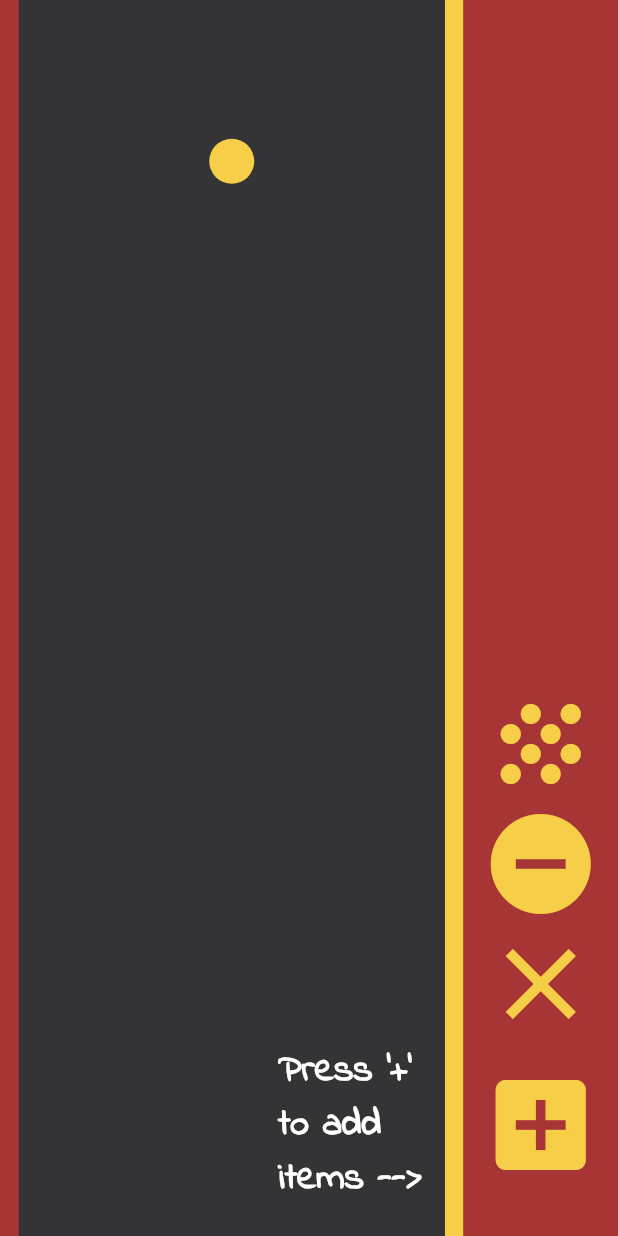
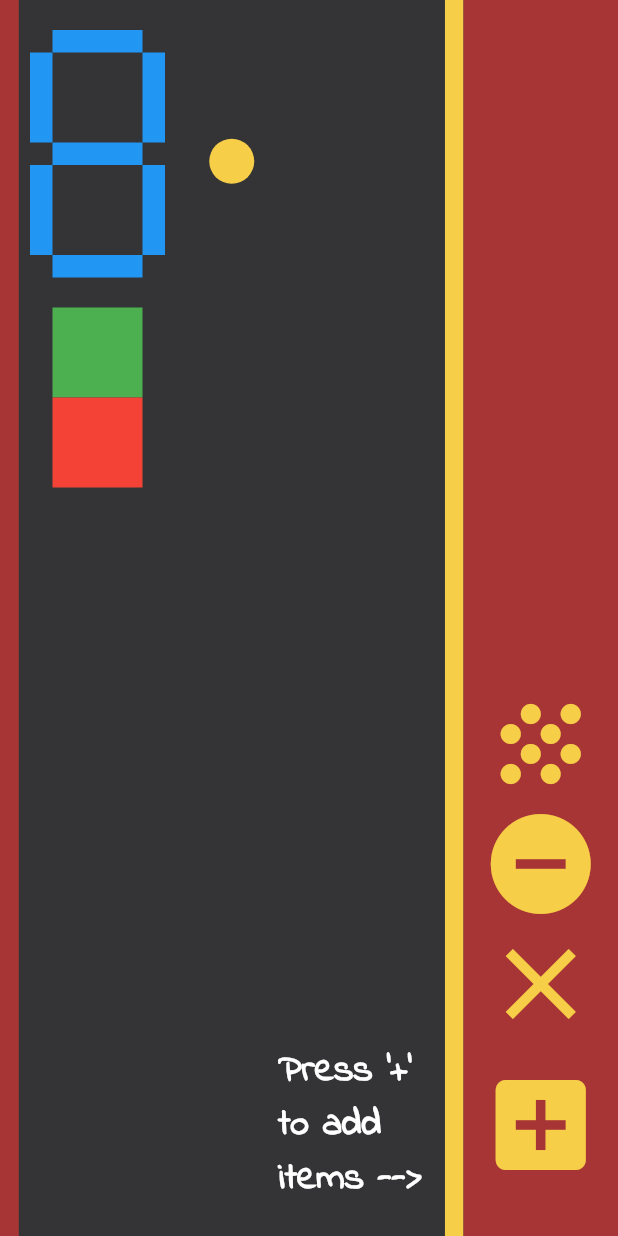
Before and after one commit to burhanhaq/ProductivePomo, a Flutter app: the first screen one second after launch, on a phone screen of 412 x 824 dp. Run offline on Flutter 3.47's test engine with Material 2 defaults, Android fonts, the phone set to English and light mode, and no system bars; our stand-ins replace shared_preferences.

Commit message:
Added long_bars_digital_clock.dart but gonna try to make another one

```diff
--- a/lib/constants.dart
+++ b/lib/constants.dart
@@ -18,6 +18,10 @@ const kScore = TextStyle(
   letterSpacing: 1.0,
 );
 
+const kLong = 60.0;
+const kShort = 15.0;
+const kRotOffset = kShort / 2;
+
 const double kEndSpacing = 30.0;
 const Color grey = Color(0xff343437);
 const Color yellow = Color(0xffF7CE47);
--- a/lib/screens/home_screen.dart
+++ b/lib/screens/home_screen.dart
@@ -8,6 +8,7 @@ import '../widgets/card_tile.dart';
 import '../card_state.dart';
 import '../models/card_model.dart';
 import '../shared_pref.dart';
+import '../widgets/long_bars_digital_clock.dart';
 
 class Home extends StatefulWidget {
   static final id = 'Home';
@@ -48,8 +49,7 @@ class _HomeState extends State<Home> with TickerProviderStateMixin {
         setState(() {});
       })
       ..addStatusListener((status) {
-        setState(() {
-        });
+        setState(() {});
       });
 
     deleteSectionController = AnimationController(
@@ -64,8 +64,7 @@ class _HomeState extends State<Home> with TickerProviderStateMixin {
         setState(() {});
       })
       ..addStatusListener((status) {
-        setState(() {
-        });
+        setState(() {});
       });
 
     progressIndicatorController = AnimationController(
@@ -146,7 +145,7 @@ class _HomeState extends State<Home> with TickerProviderStateMixin {
               children: <Widget>[
                 Flexible(
                   child: Stack(
-                    alignment: Alignment.centerRight,
+                    alignment: Alignment.center,
                     children: <Widget>[
                       GestureDetector(
                         onTap: () {
@@ -165,13 +164,16 @@ class _HomeState extends State<Home> with TickerProviderStateMixin {
                           offstage: false,
 //                          offstage: !cardState.progressIndicator,
                           child: Transform.translate(
-                            offset: Offset(0,
+                            offset: Offset(
+                                0,
 //                                progressIndicatorAnimation.value < 0.5
 //                                    ? 40 * progressIndicatorAnimation.value
 //                                    : 40 * (1-progressIndicatorAnimation.value),
                                 0),
                             child: Transform.scale(
-                              scale: progressIndicator ? 2 * progressIndicatorAnimation.value : 0,
+                              scale: progressIndicator
+                                  ? 2 * progressIndicatorAnimation.value
+                                  : 0,
                               child: Container(
                                 height: 15,
                                 width: 15,
@@ -184,10 +186,13 @@ class _HomeState extends State<Home> with TickerProviderStateMixin {
                           ),
                         ),
                       ),
-                      Container(
-                        height: double.infinity,
-                        width: MediaQuery.of(context).size.width * 0.03,
-                        color: yellow,
+                      Positioned(
+                        right: 0,
+                        child: Container(
+                          height: MediaQuery.of(context).size.height,
+                          width: MediaQuery.of(context).size.width * 0.03,
+                          color: yellow,
+                        ),
                       ),
                       Positioned(
                         left: 0,
@@ -211,6 +216,13 @@ class _HomeState extends State<Home> with TickerProviderStateMixin {
                               0),
                           child: DeleteCardSection(),
                         ),
+                      ),
+                      Positioned(
+                        top: 20,
+                        left: 20,
+//                        right: 0,
+//                        bottom: 0,
+                        child: LongBarsDigitalClock(),
                       ),
                     ],
                   ),
--- a/lib/widgets/digital_clock.dart
+++ /dev/null
@@ -1,14 +0,0 @@
-import 'package:flutter/material.dart';
-
-
-class DigitalClock extends StatefulWidget {
-  @override
-  _DigitalClockState createState() => _DigitalClockState();
-}
-
-class _DigitalClockState extends State<DigitalClock> {
-  @override
-  Widget build(BuildContext context) {
-    return Container();
-  }
-}
--- /dev/null
+++ b/lib/widgets/long_bars_digital_clock.dart
@@ -0,0 +1,162 @@
+import 'package:flutter/material.dart';
+import 'dart:math' as math;
+
+import '../constants.dart';
+
+class LongBarsDigitalClock extends StatefulWidget {
+  @override
+  _LongBarsDigitalClockState createState() => _LongBarsDigitalClockState();
+}
+
+class _LongBarsDigitalClockState extends State<LongBarsDigitalClock>
+    with TickerProviderStateMixin {
+  AnimationController conTRU;
+  Animation aniTRU;
+  AnimationController conTRD;
+  Animation aniTRD;
+
+//  AnimationStatus sta = AnimationStatus.dismissed;
+
+  @override
+  void initState() {
+    super.initState();
+    conTRU = AnimationController(
+      vsync: this,
+      duration: Duration(milliseconds: 800),
+    );
+    aniTRU = Tween(begin: 0.0, end: math.pi / 2).animate(conTRU)
+      ..addListener(() {
+        setState(() {});
+      });
+    conTRD = AnimationController(
+      vsync: this,
+      duration: Duration(milliseconds: 800),
+    );
+    aniTRD = Tween(begin: 0.0, end: math.pi / 2).animate(conTRD)
+      ..addListener(() {
+        setState(() {});
+      });
+  }
+
+  @override
+  Widget build(BuildContext context) {
+    return Column(
+      children: <Widget>[
+        Container(
+          width: kLong + 2 * kShort,
+          child: Column(
+//              mainAxisAlignment: MainAxisAlignment.center,
+            children: [
+              Row(
+                // 1
+                children: [
+                  EmptyContainer(),
+                  RowContainer(),
+                  EmptyContainer(),
+                ],
+              ),
+              Row(
+                // 2
+                children: [
+                  ColContainer(),
+                  Expanded(child: Container()),
+                  Transform.rotate(
+                    angle: aniTRU.value,
+                    alignment: Alignment.topCenter,
+                    origin: Offset(0, -kRotOffset),
+                    child: Transform.rotate(
+                      angle: aniTRD.value,
+                      alignment: Alignment.bottomCenter,
+                      origin: Offset(0, kRotOffset),
+                      child: ColContainer(),
+                    ),
+                  ),
+                ],
+              ),
+              Row(
+                // 3
+                children: [
+                  EmptyContainer(),
+                  RowContainer(),
+                  EmptyContainer(),
+                ],
+              ),
+              Row(
+                // 4
+                children: [
+                  ColContainer(),
+                  Expanded(child: Container()),
+                  ColContainer(),
+                ],
+              ),
+              Row(
+                // 5
+                children: [
+                  EmptyContainer(),
+                  RowContainer(),
+                  EmptyContainer(),
+                ],
+              ),
+            ],
+          ),
+        ),
+        SizedBox(height: 20),
+        GestureDetector(
+            onTap: () {
+              if (conTRU.isCompleted) {
+                print('reverse');
+                conTRU.reverse();
+              } else {
+                print('forward');
+                conTRU.forward();
+              }
+            },
+            child: Container(height: 60, width: 60, color: Colors.green)),
+        GestureDetector(
+            onTap: () {
+              if (conTRD.isCompleted) {
+                print('reverse');
+                conTRD.reverse();
+              } else {
+                print('forward');
+                conTRD.forward();
+              }
+            },
+            child: Container(height: 60, width: 60, color: Colors.red)),
+      ],
+    );
+  }
+}
+
+class RowContainer extends StatelessWidget {
+  @override
+  Widget build(BuildContext context) {
+    return Container(
+      height: kShort,
+      width: kLong,
+      color: blue,
+    );
+  }
+}
+
+class ColContainer extends StatelessWidget {
+  @override
+  Widget build(BuildContext context) {
+    return Container(
+      height: kLong,
+      width: kShort,
+      color: blue,
+    );
+  }
+}
+
+class EmptyContainer extends StatelessWidget {
+  @override
+  Widget build(BuildContext context) {
+    return Container(
+      width: kShort,
+      height: kShort,
+      color: Colors.transparent,
+    );
+  }
+}
```
